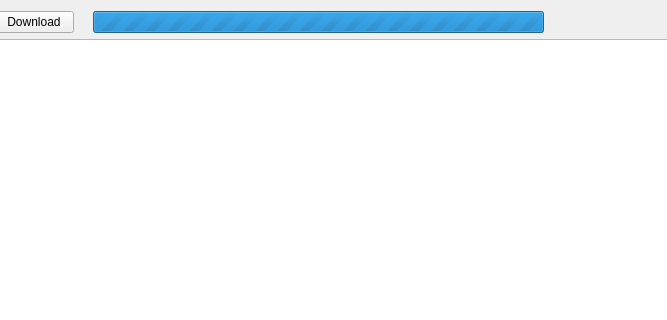
Before: the Qt Designer form WebsiteAspire/gui/panes/WidgetDownloader.ui in icingerpower/WebsiteEmpire2, drawn with Qt 5; both pictures show x 110 to 777 and y 0 to 320 of the 1115 by 681 pixel window.
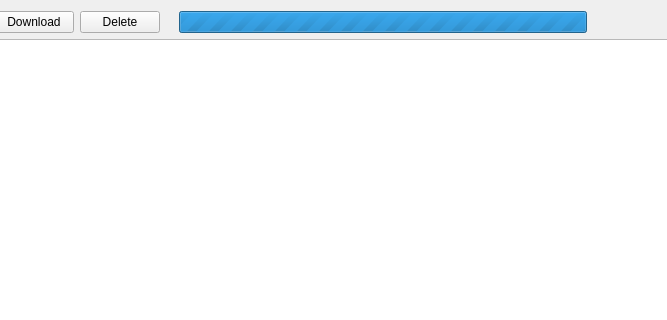
After: the same form once the commit is applied.

Commit message: Improved downloaded page viewing / managing + add url in category page.

What changed in the file:
```diff
--- a/WebsiteAspire/gui/panes/WidgetDownloader.ui
+++ b/WebsiteAspire/gui/panes/WidgetDownloader.ui
@@ -36,6 +36,16 @@
        </property>
       </widget>
      </item>
+     <item>
+      <widget class="QPushButton" name="buttonRemovePages">
+       <property name="toolTip">
+        <string>Delete the selected row(s)</string>
+       </property>
+       <property name="text">
+        <string>Delete</string>
+       </property>
+      </widget>
+     </item>
      <item>
       <widget class="QLabel" name="labelDownloadQuantities">
        <property name="text">
```
Left out of the diff: 2 changed lines with no effect on the pictures. The commit also changes 19 other files.
